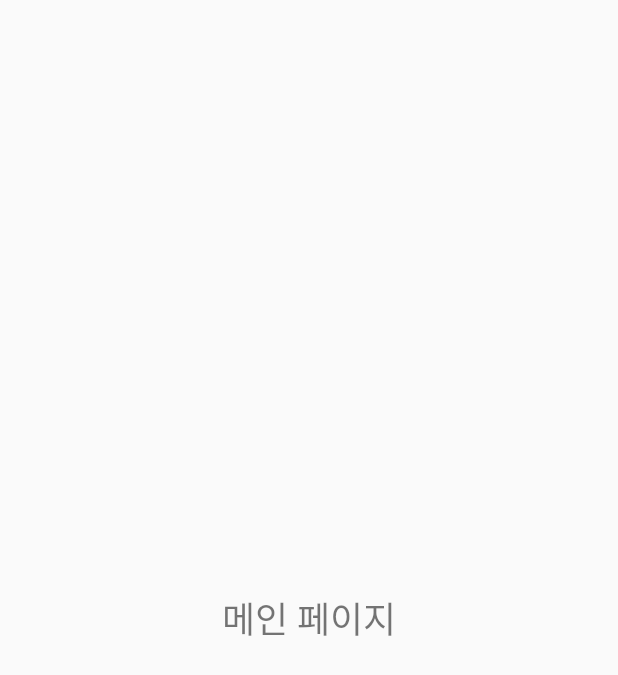
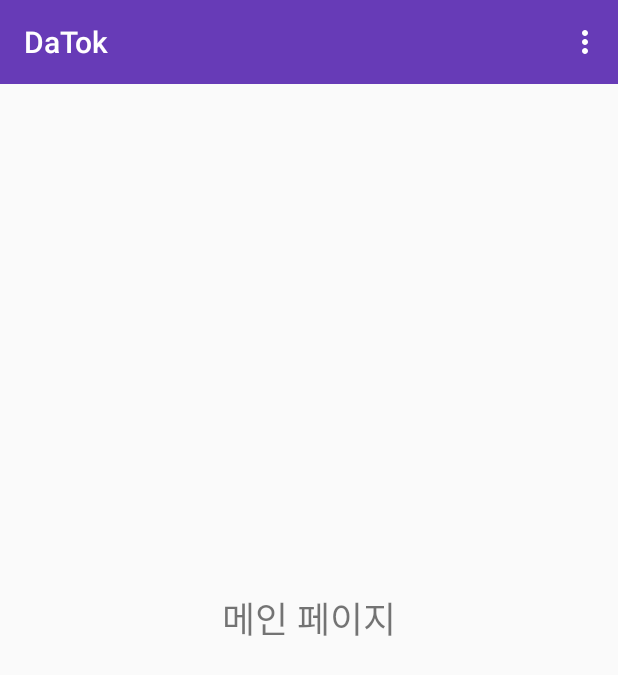
Before and after one commit to Kimsihwan/Datok, an Android app: the screen it shows after launch once a user with an empty profile is signed in (MainActivity), on a phone screen of 412 x 824 dp. Shown: the top 675 px of the screen. Run offline under Robolectric (Android 15) with nearby library versions, the phone set to English and light mode, and no system bars; our stand-ins replace Firebase (no records; nobody signed in at launch, a user with empty details on screens opened directly).

Commit message:
로그아웃 및 app bar 만들기

```diff
--- a/app/src/main/java/com/example/test/datok/MainActivity.java
+++ b/app/src/main/java/com/example/test/datok/MainActivity.java
@@ -3,6 +3,10 @@ package com.example.test.datok;
 import android.content.Intent;
 import android.support.v7.app.AppCompatActivity;
 import android.os.Bundle;
+import android.support.v7.widget.Toolbar;
+import android.view.Menu;
+import android.view.MenuItem;
+
 
 import com.google.firebase.auth.FirebaseAuth;
 import com.google.firebase.auth.FirebaseUser;
@@ -10,6 +14,7 @@ import com.google.firebase.auth.FirebaseUser;
 public class MainActivity extends AppCompatActivity {
 
     private FirebaseAuth mAuth;
+    private Toolbar mToolbar;
 
     @Override
     protected void onCreate(Bundle savedInstanceState) {
@@ -17,6 +22,12 @@ public class MainActivity extends AppCompatActivity {
         setContentView(R.layout.activity_main);
 
         mAuth = FirebaseAuth.getInstance();
+
+        mToolbar = findViewById(R.id.main_page_toolbar);
+        setSupportActionBar(mToolbar);
+        getSupportActionBar().setTitle("DaTok");
+
+
     }
 
     @Override
@@ -28,11 +39,36 @@ public class MainActivity extends AppCompatActivity {
 
         if(currentUser == null) {
 
-            Intent startIntetnt = new Intent(MainActivity.this, StartActivity.class);
-            startActivity(startIntetnt);
-            finish();
+            sendToStart();
+
         }
 
     }
 
+    private void sendToStart() {
+        Intent statIntetnt = new Intent(MainActivity.this, StartActivity.class);
+        startActivity(statIntetnt);
+        finish();
+    }
+
+    @Override
+    public boolean onCreateOptionsMenu(Menu menu) {
+        super.onCreateOptionsMenu(menu);
+
+        getMenuInflater().inflate(R.menu.main_menu, menu);
+
+        return true;
+    }
+
+    @Override
+    public boolean onOptionsItemSelected(MenuItem item) {
+        super.onOptionsItemSelected(item);
+
+        if(item.getItemId() == R.id.main_logout_btn) {
+            FirebaseAuth.getInstance().signOut(); // 로그아웃
+            sendToStart();
+        }
+
+        return true;
+    }
 }
--- a/app/src/main/res/layout/activity_main.xml
+++ b/app/src/main/res/layout/activity_main.xml
@@ -5,6 +5,8 @@
     android:layout_width="match_parent"
     android:layout_height="match_parent"
     tools:context=".MainActivity">
+
+    <include layout="@layout/app_bar_layout" android:id="@+id/main_page_toolbar"/>
 
     <TextView
         android:layout_width="wrap_content"
--- /dev/null
+++ b/app/src/main/res/layout/app_bar_layout.xml
@@ -0,0 +1,9 @@
+<?xml version="1.0" encoding="utf-8"?>
+<android.support.v7.widget.Toolbar xmlns:android="http://schemas.android.com/apk/res/android"
+    android:id="@+id/main_app_bar"
+    android:layout_width="match_parent"
+    android:layout_height="wrap_content"
+    android:background="@color/colorPrimary"
+    android:theme="@style/ThemeOverlay.AppCompat.Dark.ActionBar">
+
+</android.support.v7.widget.Toolbar>
--- /dev/null
+++ b/app/src/main/res/menu/main_menu.xml
@@ -0,0 +1,14 @@
+<?xml version="1.0" encoding="utf-8"?>
+<menu xmlns:app="http://schemas.android.com/apk/res-auto"
+    xmlns:android="http://schemas.android.com/apk/res/android">
+
+    <item
+        android:id="@+id/main_setting_btn"
+        android:title="계정 설정" />
+    <item
+        android:id="@+id/main_all_btn"
+        android:title="모든 유저" />
+    <item
+        android:id="@+id/main_logout_btn"
+        android:title="로그아웃" />
+</menu>
```
